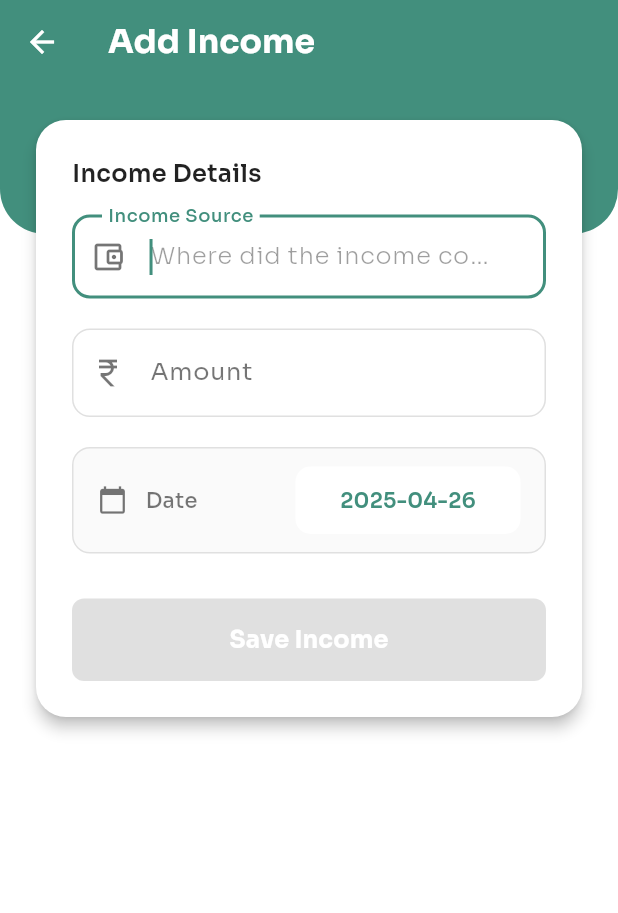
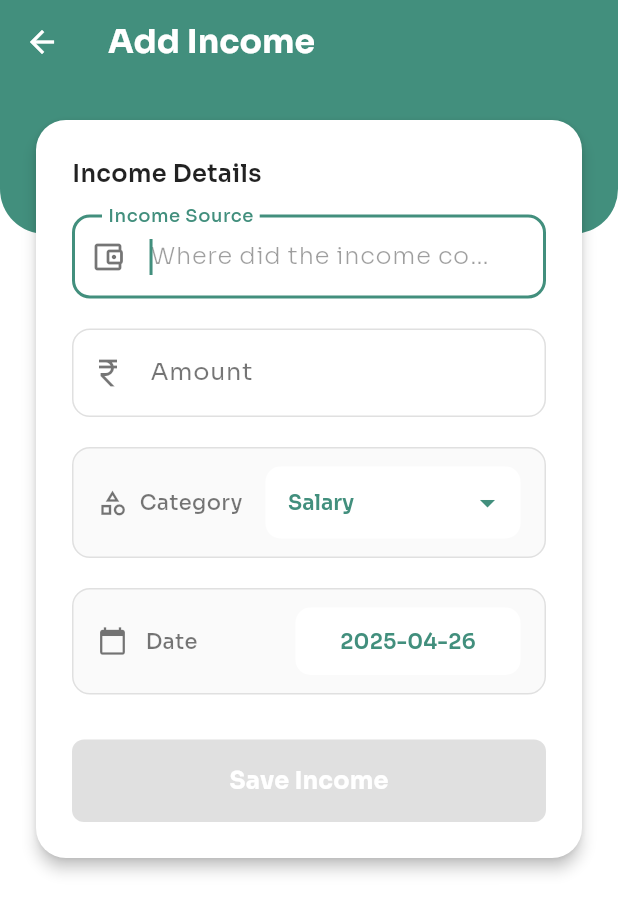
Before and after one commit to balaganeshbala/budgetpro, a Flutter app: the AddIncomePage screen opened directly, on a phone screen of 412 x 824 dp. Shown: the top 913 px of the screen. Run offline on Flutter 3.47's test engine with Material 3 defaults, Android fonts, the phone set to English and light mode, and no system bars; our stand-ins replace bloc, equatable, fl_chart, flutter_bloc, flutter_dotenv, supabase_flutter; missing offline and left inert: mat_month_picker_dialog; accounts and stored records are empty.

Commit message:
Added category in income

```diff
--- a/lib/models/income_category_enum.dart
+++ b/lib/models/income_category_enum.dart
@@ -7,10 +7,14 @@ enum IncomeCategory {
   rental,
   sideHustle,
   freelance,
+  service,
   gift,
   pension,
   interest,
   dividend,
+  royalties,
+  refund,
+  benefits,
   other,
   unknown,
 }
@@ -30,6 +34,8 @@ extension IncomeCategoryExtension on IncomeCategory {
         return 'Side Hustle';
       case IncomeCategory.freelance:
         return 'Freelance';
+      case IncomeCategory.service:
+        return 'Service';
       case IncomeCategory.gift:
         return 'Gift';
       case IncomeCategory.pension:
@@ -38,8 +44,16 @@ extension IncomeCategoryExtension on IncomeCategory {
         return 'Interest';
       case IncomeCategory.dividend:
         return 'Dividend';
+      case IncomeCategory.royalties:
+        return 'Royalties';
+      case IncomeCategory.refund:
+        return 'Refund';
+      case IncomeCategory.benefits:
+        return 'Benefits';
+      case IncomeCategory.other:
+        return 'Other';
       default:
-        return 'Other';
+        return 'Unknown';
     }
   }
 
@@ -57,14 +71,24 @@ extension IncomeCategoryExtension on IncomeCategory {
         return Icons.work_outline;
       case IncomeCategory.freelance:
         return Icons.work;
+      case IncomeCategory.service:
+        return Icons.handyman;
       case IncomeCategory.gift:
         return Icons.card_giftcard;
       case IncomeCategory.pension:
         return Icons.account_balance;
       case IncomeCategory.interest:
-        return Icons.money_off;
+        return Icons.account_balance_wallet;
       case IncomeCategory.dividend:
         return Icons.attach_money;
+      case IncomeCategory.royalties:
+        return Icons.music_note;
+      case IncomeCategory.refund:
+        return Icons.receipt_long;
+      case IncomeCategory.benefits:
+        return Icons.location_city;
+      case IncomeCategory.other:
+        return Icons.post_add_rounded;
       default:
         return Icons.note_outlined;
     }
@@ -84,6 +108,8 @@ extension IncomeCategoryExtension on IncomeCategory {
         return Colors.red;
       case IncomeCategory.freelance:
         return Colors.teal;
+      case IncomeCategory.service:
+        return Colors.lime;
       case IncomeCategory.gift:
         return Colors.amber;
       case IncomeCategory.pension:
@@ -91,6 +117,14 @@ extension IncomeCategoryExtension on IncomeCategory {
       case IncomeCategory.interest:
         return Colors.brown;
       case IncomeCategory.dividend:
+        return Colors.cyan;
+      case IncomeCategory.royalties:
+        return Colors.deepPurple;
+      case IncomeCategory.refund:
+        return Colors.lightGreen;
+      case IncomeCategory.benefits:
+        return Colors.blueGrey;
+      case IncomeCategory.other:
         return Colors.grey;
       default:
         return Colors.black;
@@ -111,6 +145,8 @@ extension IncomeCategoryExtension on IncomeCategory {
         return IncomeCategory.sideHustle;
       case 'freelance':
         return IncomeCategory.freelance;
+      case 'service':
+        return IncomeCategory.service;
       case 'gift':
         return IncomeCategory.gift;
       case 'pension':
@@ -119,8 +155,14 @@ extension IncomeCategoryExtension on IncomeCategory {
         return IncomeCategory.interest;
       case 'dividend':
         return IncomeCategory.dividend;
+      case 'royalties':
+        return IncomeCategory.royalties;
+      case 'refund':
+        return IncomeCategory.refund;
+      case 'benefits':
+        return IncomeCategory.benefits;
       default:
-        return IncomeCategory.unknown; // Handle unknown categories
+        return IncomeCategory.other; // Handle unknown categories
     }
   }
 
--- a/lib/models/income_model.dart
+++ b/lib/models/income_model.dart
@@ -1,15 +1,18 @@
+import 'package:budgetpro/models/income_category_enum.dart';
 import 'package:budgetpro/utits/utils.dart';
 
 class IncomeModel {
   final int id;
   final String date;
   final String source;
+  final IncomeCategory category;
   final double amount;
 
   IncomeModel({
     required this.id,
     required this.date,
     required this.source,
+    required this.category,
     required this.amount,
   });
 
@@ -18,6 +21,7 @@ class IncomeModel {
       id: json['id'],
       date: Utils.formatDate(json['date']),
       source: json['source'],
+      category: IncomeCategoryExtension.fromString(json['category'] ?? 'other'),
       amount: json['amount'].toDouble(),
     );
   }
--- a/lib/pages/income/bloc/add_income_bloc.dart
+++ b/lib/pages/income/bloc/add_income_bloc.dart
@@ -1,6 +1,7 @@
 import 'dart:async';
 
 import 'package:bloc/bloc.dart';
+import 'package:budgetpro/models/income_category_enum.dart';
 import 'package:budgetpro/repos/income_repo.dart';
 import 'package:budgetpro/services/supabase_service.dart';
 import 'package:intl/intl.dart';
@@ -11,18 +12,26 @@ part 'add_income_state.dart';
 class AddIncomeBloc extends Bloc<AddIncomeEvent, AddIncomeState> {
   String source = '';
   String amount = '';
+  String category = '';
   String date = '';
+
+  final List<IncomeCategory> _incomeCategories =
+      IncomeCategoryExtension.getAllCategories();
 
   AddIncomeBloc() : super(AddIncomeInitial()) {
     on<AddIncomeInitialEvent>(onAddIncomeInitialEvent);
     on<AddIncomeSourceValueChanged>(onAddIncomeSourceValueChanged);
     on<AddIncomeAmountValueChanged>(onAddIncomeAmountValueChanged);
+    on<AddIncomeCategoryValueChanged>(onAddIncomeCategoryValueChanged);
     on<AddIncomeDateValueChanged>(onAddIncomeDateValueChanged);
     on<AddIncomeAddIncomeTappedEvent>(onAddIncomeTappedEvent);
   }
 
   bool _isInputValid() {
-    return source.isNotEmpty && amount.isNotEmpty && date.isNotEmpty;
+    return source.isNotEmpty &&
+        amount.isNotEmpty &&
+        category.isNotEmpty &&
+        date.isNotEmpty;
   }
 
   Future<bool> addIncome() async {
@@ -31,6 +40,7 @@ class AddIncomeBloc extends Bloc<AddIncomeEvent, AddIncomeState> {
     final data = {
       'source': source,
       'amount': amount,
+      'category': category,
       'date': date,
       'user_id': userId
     };
@@ -40,8 +50,10 @@ class AddIncomeBloc extends Bloc<AddIncomeEvent, AddIncomeState> {
 
   FutureOr<void> onAddIncomeInitialEvent(
       AddIncomeInitialEvent event, Emitter<AddIncomeState> emit) {
+    // Set default category
+    category = _incomeCategories.first.name;
     date = DateFormat('MM/dd/yyyy').format(DateTime.now());
-    emit(AddIncomePageLoadedState());
+    emit(AddIncomePageLoadedState(categories: _incomeCategories));
   }
 
   FutureOr<void> onAddIncomeSourceValueChanged(
@@ -61,6 +73,12 @@ class AddIncomeBloc extends Bloc<AddIncomeEvent, AddIncomeState> {
     emit(AddIncomeInputValueChangedState(isInputValid: _isInputValid()));
   }
 
+  FutureOr<void> onAddIncomeCategoryValueChanged(
+      AddIncomeCategoryValueChanged event, Emitter<AddIncomeState> emit) {
+    category = event.value.name;
+    emit(AddIncomeInputValueChangedState(isInputValid: _isInputValid()));
+  }
+
   FutureOr<void> onAddIncomeDateValueChanged(
       AddIncomeDateValueChanged event, Emitter<AddIncomeState> emit) {
     date = DateFormat('MM/dd/yyyy').format(event.value);
@@ -72,7 +90,7 @@ class AddIncomeBloc extends Bloc<AddIncomeEvent, AddIncomeState> {
     emit(AddIncomeAddIncomeLoadingState());
     final status = await addIncome();
     if (status == true) {
-      emit(AddIncomePageLoadedState());
+      emit(AddIncomePageLoadedState(categories: _incomeCategories));
       emit(AddIncomeAddIncomeSuccessState());
     } else {
       emit(AddIncomeAddIncomeErrorState());
--- a/lib/pages/income/bloc/add_income_event.dart
+++ b/lib/pages/income/bloc/add_income_event.dart
@@ -16,6 +16,12 @@ class AddIncomeAmountValueChanged extends AddIncomeEvent {
   AddIncomeAmountValueChanged({required this.value});
 }
 
+class AddIncomeCategoryValueChanged extends AddIncomeEvent {
+  final IncomeCategory value;
+
+  AddIncomeCategoryValueChanged({required this.value});
+}
+
 class AddIncomeDateValueChanged extends AddIncomeEvent {
   final DateTime value;
 
--- a/lib/pages/income/bloc/add_income_state.dart
+++ b/lib/pages/income/bloc/add_income_state.dart
@@ -12,7 +12,11 @@ final class AddIncomeInputValueChangedState extends AddIncomeState {
   AddIncomeInputValueChangedState({required this.isInputValid});
 }
 
-final class AddIncomePageLoadedState extends AddIncomeState {}
+final class AddIncomePageLoadedState extends AddIncomeState {
+  final List<IncomeCategory> categories;
+
+  AddIncomePageLoadedState({required this.categories});
+}
 
 final class AddIncomeAddIncomeLoadingState extends AddIncomeActionState {}
 
--- a/lib/pages/income/bloc/income_details_bloc.dart
+++ b/lib/pages/income/bloc/income_details_bloc.dart
@@ -1,6 +1,7 @@
 import 'dart:async';
 
 import 'package:bloc/bloc.dart';
+import 'package:budgetpro/models/income_category_enum.dart';
 import 'package:budgetpro/models/income_model.dart';
 import 'package:budgetpro/repos/income_repo.dart';
 import 'package:budgetpro/services/supabase_service.dart';
@@ -14,6 +15,7 @@ class IncomeDetailsBloc extends Bloc<IncomeDetailsEvent, IncomeDetailsState> {
   late int incomeId;
   String source = '';
   String amount = '';
+  IncomeCategory category = IncomeCategory.other;
   String date = '';
   DateTime? dateObject;
 
@@ -21,13 +23,17 @@ class IncomeDetailsBloc extends Bloc<IncomeDetailsEvent, IncomeDetailsState> {
     on<IncomeDetailsInitialEvent>(onIncomeDetailsInitialEvent);
     on<IncomeDetailsSourceChanged>(onIncomeDetailsSourceChanged);
     on<IncomeDetailsAmountChanged>(onIncomeDetailsAmountChanged);
+    on<IncomeDetailsCategoryChanged>(onIncomeDetailsCategoryChanged);
     on<IncomeDetailsDateChanged>(onIncomeDetailsDateChanged);
     on<IncomeDetailsUpdateEvent>(onIncomeDetailsUpdateEvent);
     on<IncomeDetailsDeleteEvent>(onIncomeDetailsDeleteEvent);
   }
 
   bool _isInputValid() {
-    return source.isNotEmpty && amount.isNotEmpty && date.isNotEmpty;
+    return source.isNotEmpty &&
+        amount.isNotEmpty &&
+        category != IncomeCategory.other &&
+        date.isNotEmpty;
   }
 
   FutureOr<void> onIncomeDetailsInitialEvent(
@@ -36,12 +42,15 @@ class IncomeDetailsBloc extends Bloc<IncomeDetailsEvent, IncomeDetailsState> {
     incomeId = income.id;
     source = income.source;
     amount = income.amount.toString();
+    category = income.category;
     date = income.date;
 
     // Parse the displayed date format to a DateTime object
     dateObject = Utils.parseDate(income.date);
 
-    emit(IncomeDetailsLoadedState());
+    emit(IncomeDetailsLoadedState(
+      categories: IncomeCategoryExtension.getAllCategories(),
+    ));
 
     // Immediately emit input state to ensure button is enabled with valid values
     emit(IncomeDetailsInputValueChangedState(isInputValid: _isInputValid()));
@@ -61,6 +70,12 @@ class IncomeDetailsBloc extends Bloc<IncomeDetailsEvent, IncomeDetailsState> {
     } else {
       amount = '';
     }
+    emit(IncomeDetailsInputValueChangedState(isInputValid: _isInputValid()));
+  }
+
+  FutureOr<void> onIncomeDetailsCategoryChanged(
+      IncomeDetailsCategoryChanged event, Emitter<IncomeDetailsState> emit) {
+    category = event.value;
     emit(IncomeDetailsInputValueChangedState(isInputValid: _isInputValid()));
   }
 
@@ -95,6 +110,7 @@ class IncomeDetailsBloc extends Bloc<IncomeDetailsEvent, IncomeDetailsState> {
       final data = {
         'source': source,
         'amount': amount,
+        'category': category.name,
         'date': formattedDateForDb,
         'user_id': userId,
       };
@@ -104,7 +120,9 @@ class IncomeDetailsBloc extends Bloc<IncomeDetailsEvent, IncomeDetailsState> {
       if (success) {
         emit(IncomeDetailsUpdatedSuccessState());
         // Return to loaded state after update
-        emit(IncomeDetailsLoadedState());
+        emit(IncomeDetailsLoadedState(
+          categories: IncomeCategoryExtension.getAllCategories(),
+        ));
         emit(
             IncomeDetailsInputValueChangedState(isInputValid: _isInputValid()));
       } else {
--- a/lib/pages/income/bloc/income_details_event.dart
+++ b/lib/pages/income/bloc/income_details_event.dart
@@ -21,6 +21,12 @@ class IncomeDetailsAmountChanged extends IncomeDetailsEvent {
   IncomeDetailsAmountChanged({required this.value});
 }
 
+class IncomeDetailsCategoryChanged extends IncomeDetailsEvent {
+  final IncomeCategory value;
+
+  IncomeDetailsCategoryChanged({required this.value});
+}
+
 class IncomeDetailsDateChanged extends IncomeDetailsEvent {
   final DateTime value;
 
--- a/lib/pages/income/bloc/income_details_state.dart
+++ b/lib/pages/income/bloc/income_details_state.dart
@@ -5,7 +5,11 @@ sealed class IncomeDetailsState {}
 
 class IncomeDetailsInitial extends IncomeDetailsState {}
 
-class IncomeDetailsLoadedState extends IncomeDetailsState {}
+class IncomeDetailsLoadedState extends IncomeDetailsState {
+  final List<IncomeCategory> categories;
+
+  IncomeDetailsLoadedState({required this.categories});
+}
 
 class IncomeDetailsInputValueChangedState extends IncomeDetailsState {
   final bool isInputValid;
--- a/lib/pages/income/ui/add_income_page.dart
+++ b/lib/pages/income/ui/add_income_page.dart
@@ -1,8 +1,10 @@
 import 'package:budgetpro/components/app_theme_button.dart';
+import 'package:budgetpro/models/income_category_enum.dart';
 import 'package:budgetpro/pages/income/bloc/add_income_bloc.dart';
 import 'package:budgetpro/utits/colors.dart';
 import 'package:budgetpro/utits/ui_utils.dart';
 import 'package:budgetpro/widgets/date_picker_widget.dart';
+import 'package:budgetpro/widgets/dropdown_widget.dart';
 import 'package:flutter/material.dart';
 import 'package:flutter/services.dart';
 import 'package:flutter_bloc/flutter_bloc.dart';
@@ -131,6 +133,14 @@ class _AddIncomePageState extends State<AddIncomePage> {
                                     addIncomeBloc: _addIncomeBloc,
                                   ),
                                   const SizedBox(height: 20),
+                                  IncomeCategorySelector(
+                                    categories:
+                                        state is AddIncomePageLoadedState
+                                            ? state.categories
+                                            : [],
+                                    addIncomeBloc: _addIncomeBloc,
+                                  ),
+                                  const SizedBox(height: 20),
                                   IncomeDateSelector(
                                     addIncomeBloc: _addIncomeBloc,
                                   ),
@@ -156,6 +166,72 @@ class _AddIncomePageState extends State<AddIncomePage> {
             ),
           ),
         ));
+  }
+}
+
+class IncomeCategorySelector extends StatelessWidget {
+  const IncomeCategorySelector({
+    super.key,
+    required this.categories,
+    required AddIncomeBloc addIncomeBloc,
+  }) : _addIncomeBloc = addIncomeBloc;
+
+  final List<IncomeCategory> categories;
+  final AddIncomeBloc _addIncomeBloc;
+
+  @override
+  Widget build(BuildContext context) {
+    return Container(
+      padding: const EdgeInsets.symmetric(vertical: 12, horizontal: 16),
+      decoration: BoxDecoration(
+        color: Colors.grey.shade50,
+        borderRadius: BorderRadius.circular(12),
+        border: Border.all(color: Colors.grey.shade300),
+      ),
+      child: Row(
+        children: [
+          // Fixed width section with icon and label
+          SizedBox(
+            width: 100, // Adjust based on your text size
+            child: const Row(
+              children: [
+                Icon(
+                  Icons.category_outlined,
+                  color: Colors.black54,
+                  size: 20,
+                ),
+                SizedBox(width: 8),
+                Text(
+                  'Category',
+                  style: TextStyle(
+                    fontFamily: "Sora",
+                    fontWeight: FontWeight.w500,
+                    color: Colors.black54,
+                  ),
+                ),
+              ],
+            ),
+          ),
+          // Expanded section for dropdown
+          const SizedBox(width: 12),
+          Expanded(
+            child: DropdownWidget(
+              items: categories.map((item) => item.displayName).toList(),
+              onChanged: (value) {
+                if (value != null) {
+                  IncomeCategory selectedCategory = categories.firstWhere(
+                    (category) => category.displayName == value,
+                    orElse: () => IncomeCategory.other,
+                  );
+                  _addIncomeBloc.add(
+                      AddIncomeCategoryValueChanged(value: selectedCategory));
+                }
+              },
+            ),
+          ),
+        ],
+      ),
+    );
   }
 }
 
@@ -331,7 +407,7 @@ class IncomeAmountField extends StatelessWidget {
       controller: _amountTextEditingController,
       inputFormatters: [
         FilteringTextInputFormatter.allow(
-          RegExp(r'^\d*\.?\d{0,2}$'),
+          RegExp(r'^\d*\.?\d{0,2}'),
         ),
       ],
       keyboardType: const TextInputType.numberWithOptions(decimal: true),
--- a/lib/pages/income/ui/all_incomes_page.dart
+++ b/lib/pages/income/ui/all_incomes_page.dart
@@ -1,3 +1,4 @@
+import 'package:budgetpro/models/income_category_enum.dart';
 import 'package:budgetpro/models/income_model.dart';
 import 'package:budgetpro/pages/income/ui/income_details_page.dart';
 import 'package:budgetpro/utits/colors.dart';
@@ -158,9 +159,10 @@ class _AllIncomesPageState extends State<AllIncomesPage> {
                           final item = _sortedIncomes[index];
                           return _incomeItem(
                             context,
-                            icon: Icons.payments_outlined,
-                            iconBackgroundColor: Colors.green.withOpacity(0.2),
-                            iconColor: AppColors.primaryColor,
+                            icon: item.category.icon,
+                            iconBackgroundColor:
+                                item.category.color.withOpacity(0.2),
+                            iconColor: item.category.color,
                             title: item.source,
                             subtitle: item.date,
                             trailingText: Utils.formatRupees(item.amount),
--- a/lib/pages/income/ui/income_details_page.dart
+++ b/lib/pages/income/ui/income_details_page.dart
@@ -1,10 +1,12 @@
 import 'package:budgetpro/components/app_theme_button.dart';
+import 'package:budgetpro/models/income_category_enum.dart';
 import 'package:budgetpro/models/income_model.dart';
 import 'package:budgetpro/pages/income/bloc/income_details_bloc.dart';
 import 'package:budgetpro/utits/colors.dart';
 import 'package:budgetpro/utits/ui_utils.dart';
 import 'package:budgetpro/utits/utils.dart';
 import 'package:budgetpro/widgets/date_picker_widget.dart';
+import 'package:budgetpro/widgets/dropdown_widget.dart';
 import 'package:flutter/material.dart';
 import 'package:flutter/services.dart';
 import 'package:flutter_bloc/flutter_bloc.dart';
@@ -151,6 +153,15 @@ class _IncomeDetailsPageState extends State<IncomeDetailsPage> {
                                 IncomeAmountField(
                                   amountTextEditingController:
                                       _amountTextEditingController,
+                                  incomeDetailsBloc: _incomeDetailsBloc,
+                                ),
+                                const SizedBox(height: 20),
+                                IncomeCategorySelector(
+                                  initialCategory: widget.income.category,
+                                  categories: state is IncomeDetailsLoadedState
+                                      ? state.categories
+                                      : IncomeCategoryExtension
+                                          .getAllCategories(),
                                   incomeDetailsBloc: _incomeDetailsBloc,
                                 ),
                                 const SizedBox(height: 20),
@@ -355,6 +366,76 @@ class IncomeDateSelector extends StatelessWidget {
   }
 }
 
+class IncomeCategorySelector extends StatelessWidget {
+  final IncomeCategory initialCategory;
+
+  const IncomeCategorySelector({
+    super.key,
+    required this.initialCategory,
+    required this.categories,
+    required IncomeDetailsBloc incomeDetailsBloc,
+  }) : _incomeDetailsBloc = incomeDetailsBloc;
+
+  final List<IncomeCategory> categories;
+  final IncomeDetailsBloc _incomeDetailsBloc;
+
+  @override
+  Widget build(BuildContext context) {
+    return Container(
+      padding: const EdgeInsets.symmetric(vertical: 12, horizontal: 16),
+      decoration: BoxDecoration(
+        color: Colors.grey.shade50,
+        borderRadius: BorderRadius.circular(12),
+        border: Border.all(color: Colors.grey.shade300),
+      ),
+      child: Row(
+        children: [
+          // Fixed width section with icon and label
+          SizedBox(
+            width: 100, // Adjust based on your text size
+            child: const Row(
+              children: [
+                Icon(
+                  Icons.category_outlined,
+                  color: Colors.black54,
+                  size: 20,
+                ),
+                SizedBox(width: 8),
+                Text(
+                  'Category',
+                  style: TextStyle(
+                    fontFamily: "Sora",
+                    fontWeight: FontWeight.w500,
+                    color: Colors.black54,
+                  ),
+                ),
+              ],
+            ),
+          ),
+          // Expanded section for dropdown
+          const SizedBox(width: 12),
+          Expanded(
+            child: DropdownWidget(
+              items: categories.map((item) => item.displayName).toList(),
+              initialValue: initialCategory.displayName,
+              onChanged: (value) {
+                if (value != null) {
+                  IncomeCategory selectedCategory = categories.firstWhere(
+                    (category) => category.displayName == value,
+                    orElse: () => IncomeCategory.other,
+                  );
+                  _incomeDetailsBloc.add(
+                      IncomeDetailsCategoryChanged(value: selectedCategory));
+                }
+              },
+            ),
+          ),
+        ],
+      ),
+    );
+  }
+}
+
 class IncomeAmountField extends StatelessWidget {
   const IncomeAmountField({
     super.key,
@@ -416,7 +497,7 @@ class IncomeAmountField extends StatelessWidget {
         fontSize: 18,
       ),
       onChanged: (value) {
-        _incomeDetailsBloc.add(IncomeDetailsSourceChanged(value: value));
+        _incomeDetailsBloc.add(IncomeDetailsAmountChanged(value: value));
       },
     );
   }
--- a/lib/pages/new_home/ui/new_home_page.dart
+++ b/lib/pages/new_home/ui/new_home_page.dart
@@ -194,7 +194,7 @@ class _NewHomePageState extends State<NewHomePage> {
                                                   }
                                                 });
                                               },
-                                              onViewCategoriesTap: () {
+                                              onMoreDetailsTap: () {
                                                 // Navigate to the Categories screen
                                                 Navigator.push(
                                                   context,
```
Also changed, not shown: lib/components/budget_card_widget.dart (+6 -6 lines), lib/pages/new_home/ui/recent_incomes.dart (+26 -33 lines).
